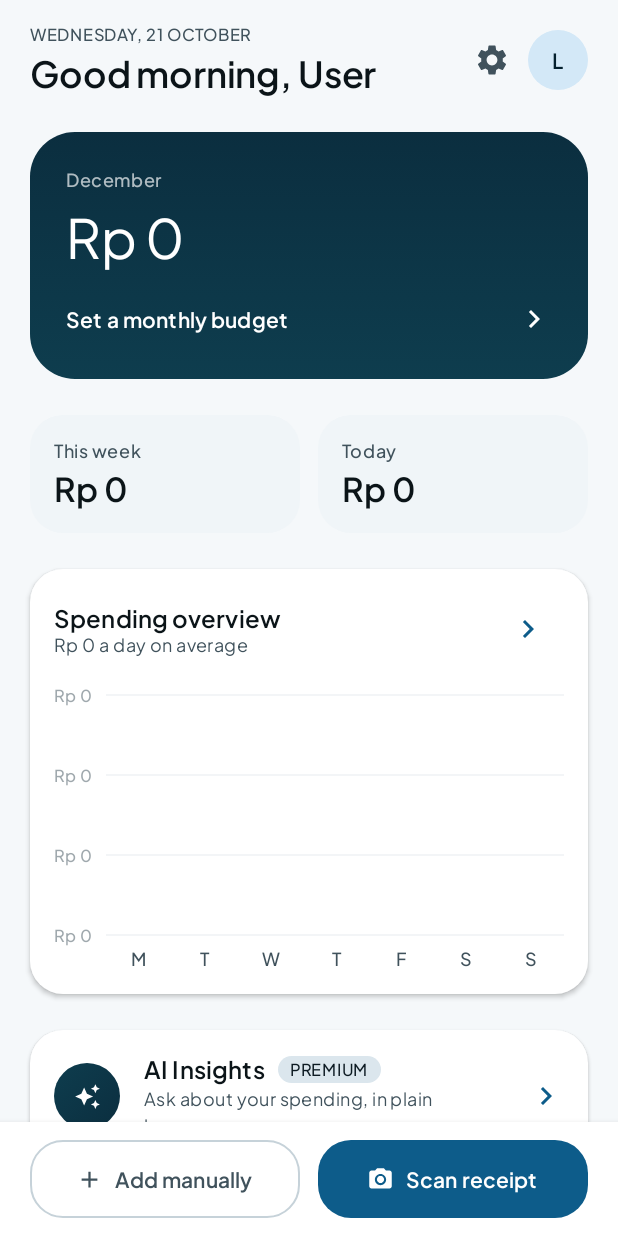
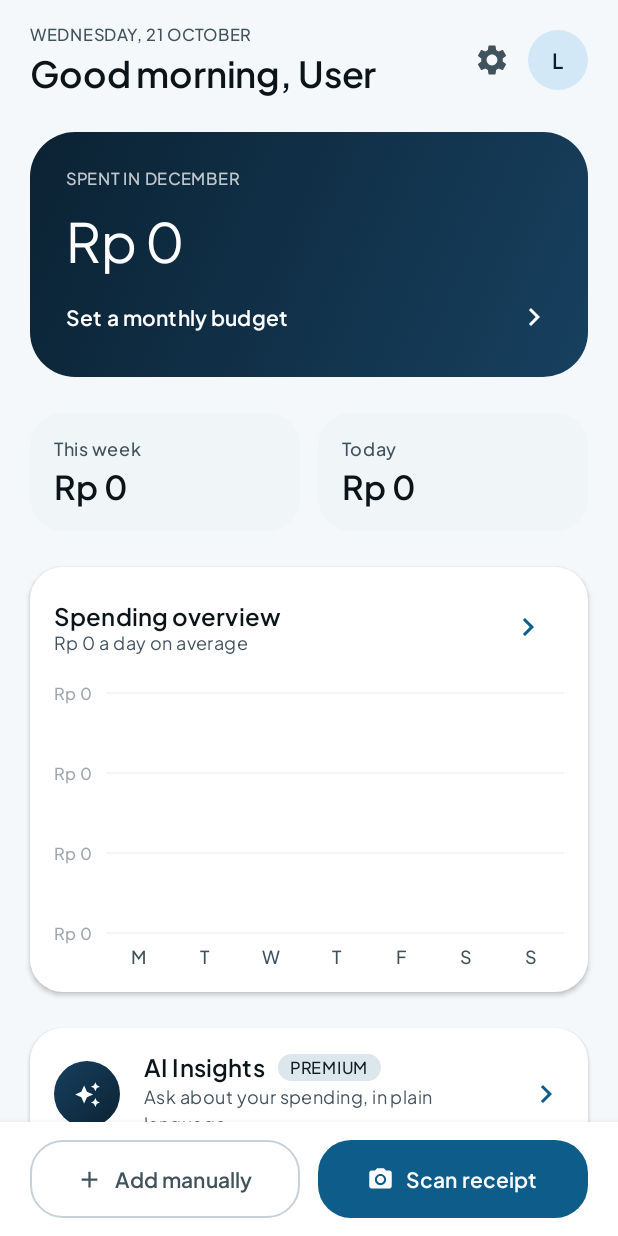
Before and after one commit to Reva0201/LenSpent, an Android app built with Jetpack Compose: the screen it shows after launch (MainActivity), after a tap on "Start Tracking", on a phone screen of 412 x 824 dp. Run offline under Robolectric (Android 15) with nearby library versions, the phone set to English and light mode, and no system bars; our stand-ins replace Room's generated code; 1 statement that could not run was skipped; 1 other tap on this screen came first.

Commit message:
Hero: restore the earlier layout, pull the gradient into one blue family
The label row, amount, white line and split footer come back. Only the colour
changes: navy into steel blue instead of blue into teal, so the card never turns
green. Dark mode gets the same family lifted above the background.

```diff
--- a/app/src/main/java/org/umn/lensspent/HomeScreen.kt
+++ b/app/src/main/java/org/umn/lensspent/HomeScreen.kt
@@ -321,46 +321,55 @@ private fun BudgetHero(
         modifier = Modifier
             .fillMaxWidth()
             .clip(MaterialTheme.shapes.extraLarge)
-            .background(Brush.verticalGradient(listOf(hero.start, hero.end)))
+            .background(Brush.linearGradient(listOf(hero.start, hero.end)))
             .padding(horizontal = Spacing.xxl, vertical = Spacing.xxl)
     ) {
-        Column(verticalArrangement = Arrangement.spacedBy(Spacing.lg)) {
-            Column {
-                // One label, not three: the month, then the number, then what the number is
-                // measured against.
+        Column(verticalArrangement = Arrangement.spacedBy(Spacing.md)) {
+            Row(
+                modifier = Modifier.fillMaxWidth(),
+                horizontalArrangement = Arrangement.SpaceBetween,
+                verticalAlignment = Alignment.CenterVertically
+            ) {
                 Text(
-                    text = state.monthName,
-                    style = MaterialTheme.typography.labelMedium,
+                    text = "SPENT IN ${state.monthName.uppercase(Locale.getDefault())}",
+                    style = MaterialTheme.typography.labelSmall,
                     color = hero.contentMuted
                 )
-                Spacer(modifier = Modifier.height(Spacing.sm))
-                Text(
-                    text = formatIDR(state.monthTotal),
-                    style = MaterialTheme.typography.displaySmall,
-                    color = hero.content
-                )
                 if (state.hasBudget) {
-                    Spacer(modifier = Modifier.height(Spacing.xs))
-                    Text(
-                        text = "of ${formatIDR(state.monthlyBudget)} budget",
-                        style = MaterialTheme.typography.bodySmall,
-                        color = hero.contentMuted
-                    )
+                    Surface(
+                        shape = MaterialTheme.shapes.small,
+                        color = hero.content.copy(alpha = 0.18f)
+                    ) {
+                        Text(
+                            text = "${state.budgetUsedPercent}% of budget",
+                            style = MaterialTheme.typography.labelSmall,
+                            color = hero.content,
+                            modifier = Modifier.padding(
+                                horizontal = Spacing.sm,
+                                vertical = Spacing.xs
+                            )
+                        )
+                    }
                 }
             }
 
+            Text(
+                text = formatIDR(state.monthTotal),
+                style = MaterialTheme.typography.displaySmall,
+                color = hero.content
+            )
+
             if (state.hasBudget) {
-                // The bar and the percentage are one object: the line says how far through the
-                // month's money has gone, and the label under it says the same thing in words. The
-                // line is thinner than the default so it reads as a measurement rather than a
-                // control, and the accent colour is the only saturated thing on the card.
+                // White rather than the accent: the line is a measurement of the total above it, and on
+                // a navy card a white line reads as part of the number while a coloured one reads as a
+                // second piece of information.
                 LinearProgressIndicator(
                     progress = { state.budgetUsedFraction },
                     modifier = Modifier
                         .fillMaxWidth()
-                        .height(8.dp),
-                    color = hero.accent,
-                    trackColor = hero.content.copy(alpha = 0.14f),
+                        .height(6.dp),
+                    color = hero.content,
+                    trackColor = hero.content.copy(alpha = 0.24f),
                     strokeCap = StrokeCap.Round,
                     gapSize = 0.dp,
                     drawStopIndicator = {}
@@ -372,14 +381,14 @@ private fun BudgetHero(
                     verticalAlignment = Alignment.CenterVertically
                 ) {
                     Text(
-                        text = "${state.budgetUsedPercent}% of budget used",
-                        style = MaterialTheme.typography.labelMedium,
-                        color = hero.accent
-                    )
-                    Text(
                         text = "${formatIDR(state.budgetRemaining)} left",
                         style = MaterialTheme.typography.labelLarge,
                         color = hero.content
+                    )
+                    Text(
+                        text = "of ${formatIDR(state.monthlyBudget)}",
+                        style = MaterialTheme.typography.bodySmall,
+                        color = hero.contentMuted
                     )
                 }
             } else {
--- a/app/src/main/java/org/umn/lensspent/ui/theme/Color.kt
+++ b/app/src/main/java/org/umn/lensspent/ui/theme/Color.kt
@@ -70,31 +70,31 @@ data class HeroColors(
 )
 
 /**
- * A near-black ink card with a teal ring on it, in light mode.
+ * A near-black navy card, in light mode.
  *
- * The first version of this was a primary-to-tertiary diagonal sweep. That is the tell of a designed-by-
- * default app: two brand hues crossing at 45 degrees gives the card no single colour to be, and nothing
- * on it has a stronger edge than the gradient. This pair is deliberately almost flat - the second stop
- * is a few points of lightness away from the first - so the card reads as one dark surface with a
- * single accent, which is what the total needs to sit on.
+ * The first version of this swept from the brand blue into the brand teal, and the two hues crossing at
+ * 45 degrees produced a green that belongs to neither: the card stopped reading as "ink" and started
+ * reading as a colour accident. This pair stays inside one family - deep navy into steel blue - so the
+ * gradient is felt as depth along the card rather than as a second colour. The percentage pill and the
+ * progress line are white, on top, with nothing saturated competing with them.
  */
 internal val LightHeroColors = HeroColors(
-    start = Color(0xFF0B2E3F),
-    end = Color(0xFF0E3D4E),
+    start = Color(0xFF0B2233),
+    end = Color(0xFF17405F),
     content = Color.White,
-    contentMuted = Color.White.copy(alpha = 0.68f),
+    contentMuted = Color.White.copy(alpha = 0.74f),
     accent = Color(0xFF5FD8CB)
 )
 
 /**
- * The same card lifted just above the dark background: dark mode still needs the hero to be a
- * *different* surface from the page, so it is a few points lighter than `background`, not darker.
+ * The same navy family lifted just above the dark background: dark mode still needs the hero to be a
+ * *different* surface from the page, so it is lighter than `background`, not darker.
  */
 internal val DarkHeroColors = HeroColors(
-    start = Color(0xFF101C24),
-    end = Color(0xFF14232C),
+    start = Color(0xFF0E1E2A),
+    end = Color(0xFF16303F),
     content = Color(0xFFE6F1F7),
-    contentMuted = Color(0xFFE6F1F7).copy(alpha = 0.66f),
+    contentMuted = Color(0xFFE6F1F7).copy(alpha = 0.72f),
     accent = Color(0xFF5FD8CB)
 )
 
```
Also changed, not shown: 2 other files.
